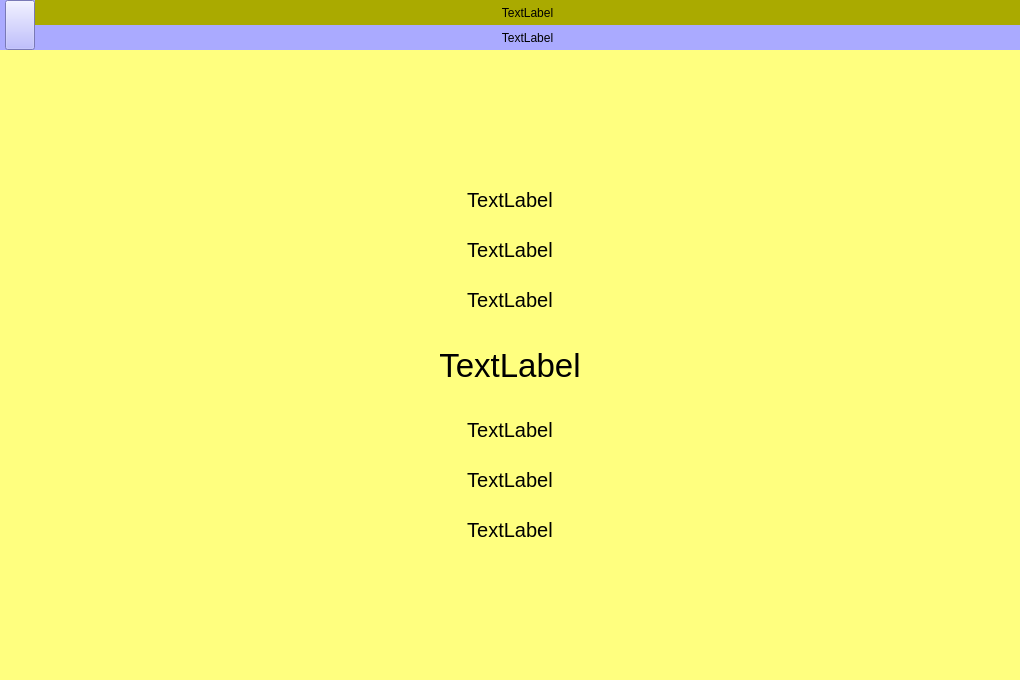
First picture: the form in QQMusic/lrcpage.ui, repository Lotso-ww/music-player-client, before the edit.
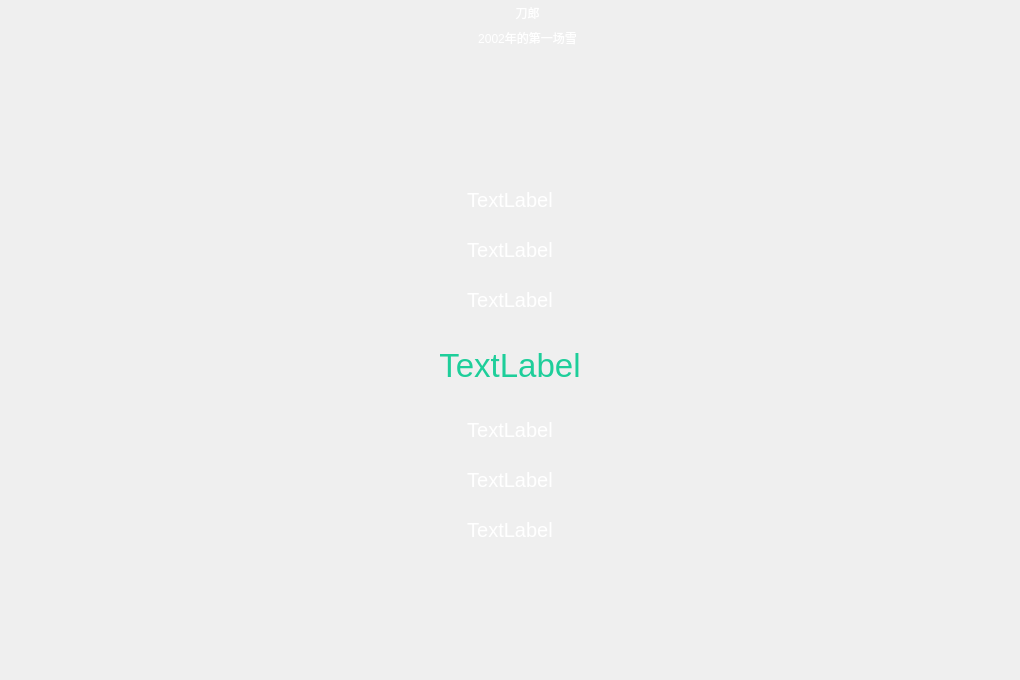
Second picture: the form after the edit. Icons and pictures are not drawn.

Commit message: LRC歌词窗口显示

```diff
--- a/QQMusic/lrcpage.ui
+++ b/QQMusic/lrcpage.ui
@@ -30,7 +30,17 @@
     <number>0</number>
    </property>
    <item>
-    <widget class="QWidget" name="btStyle" native="true">
+    <widget class="QWidget" name="bgStyle" native="true">
+     <property name="styleSheet">
+      <string notr="true">#bgStyle
+{
+	border-image:url(&quot;:/images/bg.png&quot;);
+}
+*
+{
+	color: #FFFFFF;
+}</string>
+     </property>
      <layout class="QVBoxLayout" name="verticalLayout">
       <property name="spacing">
        <number>0</number>
@@ -62,7 +72,7 @@
          </size>
         </property>
         <property name="styleSheet">
-         <string notr="true">background-color:rgb(170, 170, 255);</string>
+         <string notr="true"/>
         </property>
         <layout class="QHBoxLayout" name="horizontalLayout_2">
          <property name="spacing">
@@ -94,6 +104,12 @@
              <height>50</height>
             </size>
            </property>
+           <property name="styleSheet">
+            <string notr="true">#hideBtn
+{
+	border: none;
+}</string>
+           </property>
            <property name="text">
             <string/>
            </property>
@@ -102,7 +118,7 @@
          <item>
           <widget class="QWidget" name="titltBox" native="true">
            <property name="styleSheet">
-            <string notr="true">background-color:rgb(255, 170, 127);</string>
+            <string notr="true"/>
            </property>
            <layout class="QVBoxLayout" name="verticalLayout_2">
             <property name="spacing">
@@ -123,10 +139,10 @@
             <item>
              <widget class="QLabel" name="musicSinger">
               <property name="styleSheet">
-               <string notr="true">background-color:rgb(170, 170, 0);</string>
+               <string notr="true"/>
               </property>
               <property name="text">
-               <string>TextLabel</string>
+               <string>刀郎</string>
               </property>
               <property name="alignment">
                <set>Qt::AlignCenter</set>
@@ -136,10 +152,10 @@
             <item>
              <widget class="QLabel" name="musicName">
               <property name="styleSheet">
-               <string notr="true">background-color:rgb(170, 170, 255);</string>
+               <string notr="true"/>
               </property>
               <property name="text">
-               <string>TextLabel</string>
+               <string>2002年的第一场雪</string>
               </property>
               <property name="alignment">
                <set>Qt::AlignCenter</set>
@@ -155,7 +171,7 @@
       <item>
        <widget class="QWidget" name="lrcContent" native="true">
         <property name="styleSheet">
-         <string notr="true">background-color:rgb(255, 255, 127);</string>
+         <string notr="true"/>
         </property>
         <layout class="QVBoxLayout" name="verticalLayout_3">
          <property name="spacing">
@@ -286,6 +302,12 @@
              <pointsize>25</pointsize>
             </font>
            </property>
+           <property name="styleSheet">
+            <string notr="true">#lineCenter
+{
+	color: #1ECE9A;
+}</string>
+           </property>
            <property name="text">
             <string>TextLabel</string>
            </property>
```
The commit also changes 5 other files.
